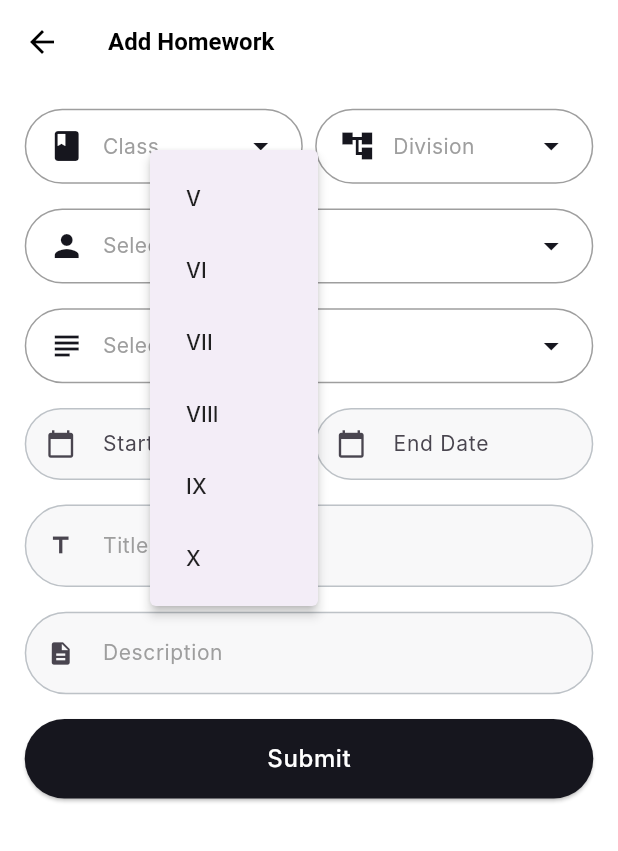
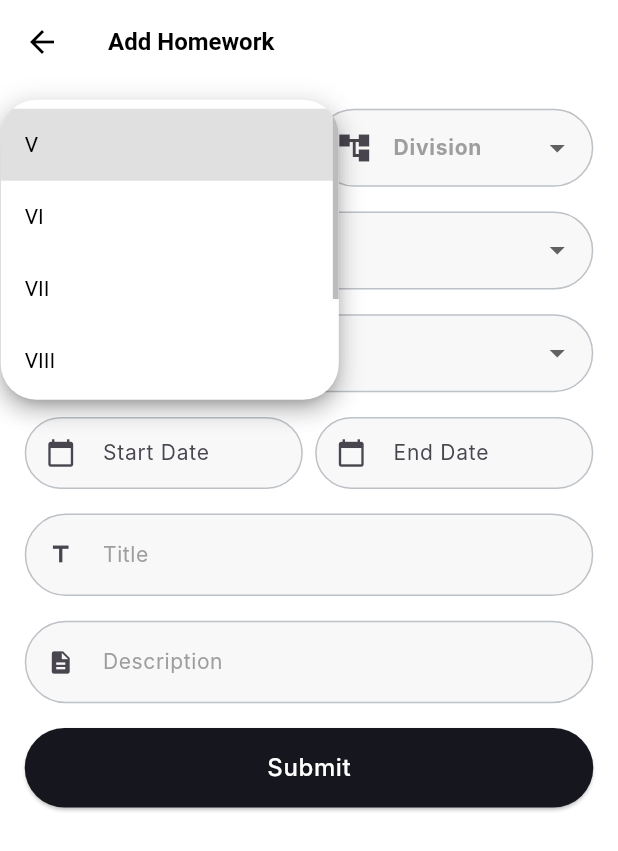
Before and after one commit to altezzai/acadobs, a Flutter app: the AddHomeworkPage screen opened by its route, after a tap on "Class", on a phone screen of 412 x 824 dp. Shown: the top 851 px of the screen. Run offline on Flutter 3.47's test engine with Material 3 defaults, Android fonts, the phone set to English and light mode, and no system bars; our stand-ins replace dio, file_picker, flutter_rating_bar, go_router, pie_chart; Roboto replaces fonts that are missing (Inter).

Commit message:
used custom dropdown

```diff
--- a/lib/core/shared_widgets/custom_dropdown.dart
+++ b/lib/core/shared_widgets/custom_dropdown.dart
@@ -1,79 +1,59 @@
 import 'package:flutter/material.dart';
+import 'package:provider/provider.dart';
+import 'package:school_app/features/teacher/controller/dropdown_provider.dart';
 
 class CustomDropdown extends StatelessWidget {
-  final String hintText;
-  final String? value;
+  final String dropdownKey; // Unique key for each dropdown
+  final String label;
+  final IconData icon;
   final List<String> items;
-  final ValueChanged<String?> onChanged;
-  final Icon? iconData;
 
-  CustomDropdown({
+  const CustomDropdown({
     Key? key,
-    required this.hintText,
-    required this.value,
+    required this.dropdownKey, // Unique key
+    required this.label,
+    required this.icon,
     required this.items,
-    required this.onChanged,
-    this.iconData,
   }) : super(key: key);
 
   @override
   Widget build(BuildContext context) {
-    return GestureDetector(
-      onTap: () {
-        _showDropdown(context);
+    return Consumer<DropdownProvider>(
+      builder: (context, dropdownProvider, child) {
+        return DropdownButtonFormField<String>(
+          decoration: InputDecoration(
+            labelText: label,
+            border: OutlineInputBorder(
+              borderRadius: BorderRadius.circular(8),
+              borderSide: const BorderSide(color: Colors.grey),
+            ),
+            prefixIcon: Padding(
+              padding: const EdgeInsets.only(left: 4),
+              child: Icon(icon),
+            ),
+          ),
+          icon: const Icon(Icons.arrow_drop_down), // Dropdown icon
+          value: dropdownProvider.getSelectedItem(dropdownKey).isNotEmpty
+              ? dropdownProvider.getSelectedItem(dropdownKey)
+              : null,
+          // hint: Text(label), // Hint text
+          items: items.map((String value) {
+            return DropdownMenuItem<String>(
+              value: value,
+              child: Text(value),
+            );
+          }).toList(),
+          onChanged: (String? newValue) {
+            if (newValue != null) {
+              dropdownProvider.setSelectedItem(dropdownKey, newValue);
+            }
+          },
+          dropdownColor: Colors.white, // Dropdown background color
+          style: const TextStyle(color: Colors.black), // Style dropdown text
+          menuMaxHeight: 200, // Sets a max height for the dropdown menu
+          borderRadius: BorderRadius.circular(24), // Dropdown menu shape
+        );
       },
-      child: Container(
-        decoration: BoxDecoration(
-          borderRadius: BorderRadius.circular(25),
-          border: Border.all(color: Colors.grey), // Match CustomTextField
-        ),
-        child: Padding(
-          padding: const EdgeInsets.symmetric(vertical: 12.0, horizontal: 15.0),
-          child: Row(
-            children: [
-              if (iconData != null) ...[
-                iconData!,
-                SizedBox(width: 12),
-              ],
-              Expanded(
-                child: Text(
-                  value ?? hintText,
-                  style: TextStyle(
-                    fontSize: 14.0,
-                    color: value != null ? Colors.black87 : Colors.grey,
-                  ),
-                ),
-              ),
-              Icon(Icons.arrow_drop_down),
-            ],
-          ),
-        ),
-      ),
     );
   }
-
-  void _showDropdown(BuildContext context) {
-    showMenu<String>(
-      context: context,
-      position: RelativeRect.fromLTRB(
-          100, 100, 100, 100), // Adjust position if needed
-      items: items.map((String item) {
-        return PopupMenuItem<String>(
-          value: item,
-          child: Padding(
-            padding:
-                const EdgeInsets.symmetric(vertical: 8.0, horizontal: 12.0),
-            child: Text(
-              item,
-              style: TextStyle(fontSize: 14.0, color: Colors.black87),
-            ),
-          ),
-        );
-      }).toList(),
-    ).then((String? newValue) {
-      if (newValue != null) {
-        onChanged(newValue);
-      }
-    });
-  }
 }
--- a/lib/features/admin/notices/screens/add_notice.dart
+++ b/lib/features/admin/notices/screens/add_notice.dart
@@ -7,7 +7,7 @@ import 'package:school_app/core/shared_widgets/custom_button.dart';
 import 'package:school_app/core/shared_widgets/custom_datepicker.dart';
 import 'package:school_app/core/shared_widgets/custom_textfield.dart';
 import 'package:school_app/features/teacher/controller/dropdown_provider.dart';
-import 'package:school_app/features/teacher/widgets/custom_dropdown.dart';
+import 'package:school_app/core/shared_widgets/custom_dropdown.dart';
 
 class AddNoticePage extends StatefulWidget {
   @override
@@ -169,7 +169,9 @@ class _AddNoticePageState extends State<AddNoticePage> {
               child: CustomButton(
                 text: 'Submit',
                 onPressed: () {
-                  final selected_Audience = context.read<DropdownProvider>().getSelectedItem('targetAudience');
+                  final selected_Audience = context
+                      .read<DropdownProvider>()
+                      .getSelectedItem('targetAudience');
                   // if (_formKey.currentState?.validate() ?? false) {
                   //   // Handle form submission logic here
                   //   ScaffoldMessenger.of(context).showSnackBar(
--- a/lib/features/admin/student/screens/addhomwork.dart
+++ b/lib/features/admin/student/screens/addhomwork.dart
@@ -1,8 +1,8 @@
 import 'package:flutter/material.dart';
-import 'package:school_app/core/shared_widgets/custom_dropdown.dart';
 import 'package:school_app/core/shared_widgets/custom_textfield.dart';
 import 'package:school_app/core/shared_widgets/custom_datepicker.dart';
 import 'package:school_app/core/shared_widgets/custom_button.dart';
+import 'package:school_app/core/shared_widgets/custom_dropdown.dart';
 
 class AddHomeworkPage extends StatefulWidget {
   @override
@@ -66,29 +66,19 @@ class _AddHomeworkPageState extends State<AddHomeworkPage> {
               children: [
                 Expanded(
                   child: CustomDropdown(
-                    hintText: 'Class',
-                    value: selectedClass,
+                    dropdownKey: 'class',
+                    label: 'Class',
                     items: classes,
-                    onChanged: (value) {
-                      setState(() {
-                        selectedClass = value;
-                      });
-                    },
-                    iconData: Icon(Icons.class_),
+                    icon: Icons.class_,
                   ),
                 ),
                 SizedBox(width: screenWidth * 0.02), // Responsive spacing
                 Expanded(
                   child: CustomDropdown(
-                    hintText: 'Division',
-                    value: selectedDivision,
+                    dropdownKey: 'division',
+                    label: 'Division',
                     items: divisions,
-                    onChanged: (value) {
-                      setState(() {
-                        selectedDivision = value;
-                      });
-                    },
-                    iconData: Icon(Icons.account_tree),
+                    icon: Icons.account_tree,
                   ),
                 ),
               ],
@@ -97,29 +87,19 @@ class _AddHomeworkPageState extends State<AddHomeworkPage> {
 
             // Student Dropdown
             CustomDropdown(
-              hintText: 'Select Student',
-              value: selectedStudent,
+              dropdownKey: 'select student',
+              label: 'Select student',
               items: students,
-              onChanged: (value) {
-                setState(() {
-                  selectedStudent = value;
-                });
-              },
-              iconData: Icon(Icons.person),
+              icon: Icons.person,
             ),
             SizedBox(height: screenWidth * 0.04), // Responsive spacing
 
             // Subject Dropdown
             CustomDropdown(
-              hintText: 'Select Subject',
-              value: selectedSubject,
+              dropdownKey: 'select subject',
+              label: 'Select subject',
               items: subjects,
-              onChanged: (value) {
-                setState(() {
-                  selectedSubject = value;
-                });
-              },
-              iconData: Icon(Icons.subject),
+              icon: Icons.subject,
             ),
             SizedBox(height: screenWidth * 0.04), // Responsive spacing
 
--- a/lib/features/admin/teacher_section/screens/add_teacher.dart
+++ b/lib/features/admin/teacher_section/screens/add_teacher.dart
@@ -9,7 +9,7 @@ import 'package:school_app/core/shared_widgets/custom_datepicker.dart';
 import 'package:school_app/core/shared_widgets/custom_textfield.dart';
 import 'package:school_app/features/admin/teacher_section/controller/teacher_controller.dart';
 import 'package:school_app/features/teacher/controller/dropdown_provider.dart';
-import 'package:school_app/features/teacher/widgets/custom_dropdown.dart';
+import 'package:school_app/core/shared_widgets/custom_dropdown.dart';
 
 class AddTeacher extends StatefulWidget {
   const AddTeacher({super.key});
--- a/lib/features/teacher/attendance/screens/attendance.dart
+++ b/lib/features/teacher/attendance/screens/attendance.dart
@@ -8,7 +8,7 @@ import 'package:school_app/core/shared_widgets/custom_button.dart';
 import 'package:school_app/core/shared_widgets/custom_datepicker.dart';
 import 'package:school_app/features/teacher/attendance/widgets/title_tile.dart';
 import 'package:school_app/features/teacher/controller/dropdown_provider.dart';
-import 'package:school_app/features/teacher/widgets/custom_dropdown.dart';
+import 'package:school_app/core/shared_widgets/custom_dropdown.dart';
 
 class Attendance extends StatelessWidget {
   Attendance({Key? key}) : super(key: key);
--- a/lib/features/teacher/widgets/custom_dropdown.dart
+++ /dev/null
@@ -1,59 +0,0 @@
-import 'package:flutter/material.dart';
-import 'package:provider/provider.dart';
-import 'package:school_app/features/teacher/controller/dropdown_provider.dart';
-
-class CustomDropdown extends StatelessWidget {
-  final String dropdownKey; // Unique key for each dropdown
-  final String label;
-  final IconData icon;
-  final List<String> items;
-
-  const CustomDropdown({
-    Key? key,
-    required this.dropdownKey, // Unique key
-    required this.label,
-    required this.icon,
-    required this.items,
-  }) : super(key: key);
-
-  @override
-  Widget build(BuildContext context) {
-    return Consumer<DropdownProvider>(
-      builder: (context, dropdownProvider, child) {
-        return DropdownButtonFormField<String>(
-          decoration: InputDecoration(
-            labelText: label,
-            border: OutlineInputBorder(
-              borderRadius: BorderRadius.circular(8),
-              borderSide: const BorderSide(color: Colors.grey),
-            ),
-            prefixIcon: Padding(
-              padding: const EdgeInsets.only(left: 4),
-              child: Icon(icon),
-            ),
-          ),
-          icon: const Icon(Icons.arrow_drop_down), // Dropdown icon
-          value: dropdownProvider.getSelectedItem(dropdownKey).isNotEmpty
-              ? dropdownProvider.getSelectedItem(dropdownKey)
-              : null,
-          // hint: Text(label), // Hint text
-          items: items.map((String value) {
-            return DropdownMenuItem<String>(
-              value: value,
-              child: Text(value),
-            );
-          }).toList(),
-          onChanged: (String? newValue) {
-            if (newValue != null) {
-              dropdownProvider.setSelectedItem(dropdownKey, newValue);
-            }
-          },
-          dropdownColor: Colors.white, // Dropdown background color
-          style: const TextStyle(color: Colors.black), // Style dropdown text
-          menuMaxHeight: 200, // Sets a max height for the dropdown menu
-          borderRadius: BorderRadius.circular(24), // Dropdown menu shape
-        );
-      },
-    );
-  }
-}
```
Also changed, not shown: lib/features/admin/duties/screens/addDutyPage.dart (+4 -9 lines), lib/features/admin/payments/screens/add_donation.dart (+10 -25 lines), lib/features/admin/payments/screens/add_payment.dart (+10 -25 lines), lib/features/admin/student/screens/addAchivement.dart (+10 -25 lines), lib/features/admin/student/screens/newstudent.dart (+7 -17 lines).
